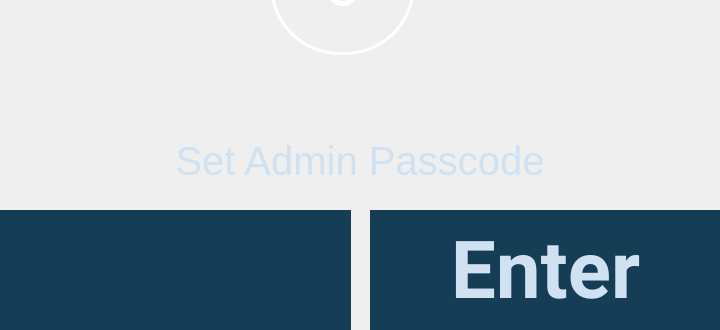
Old version of the form setadminpasscode.ui in the repository davidrosso/XaTek; both pictures show x 0 to 720 and y 800 to 1130 of the 720 by 1130 pixel window.
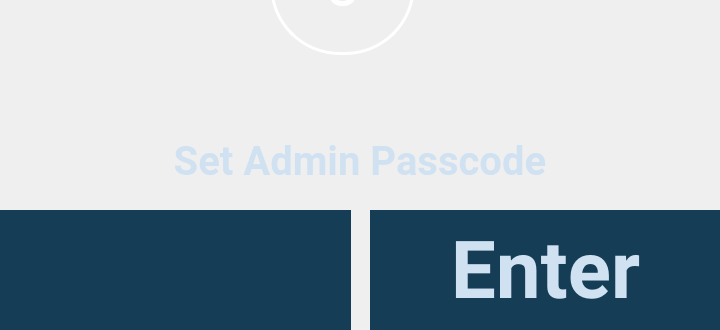
New version of the form. Icons and pictures are not drawn.

The edit to the form file:
```diff
--- a/setadminpasscode.ui
+++ b/setadminpasscode.ui
@@ -39,8 +39,10 @@
      </property>
      <property name="font">
       <font>
-       <family>Ubuntu</family>
+       <family>Roboto</family>
        <pointsize>30</pointsize>
+       <weight>75</weight>
+       <bold>true</bold>
       </font>
      </property>
      <property name="styleSheet">
```
Left out of the diff: 1 changed line with no effect on the pictures.
